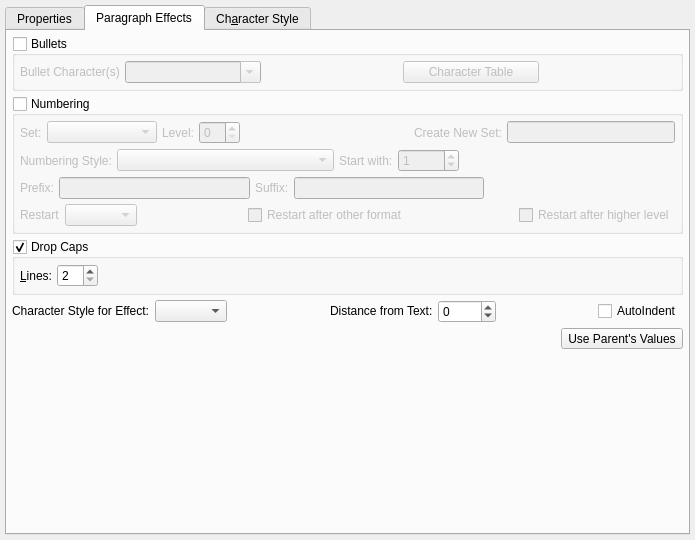
This is scribus/ui/smpstylewidget.ui in scribusproject/scribus as Qt 5 draws it before an edit. The edited form follows.
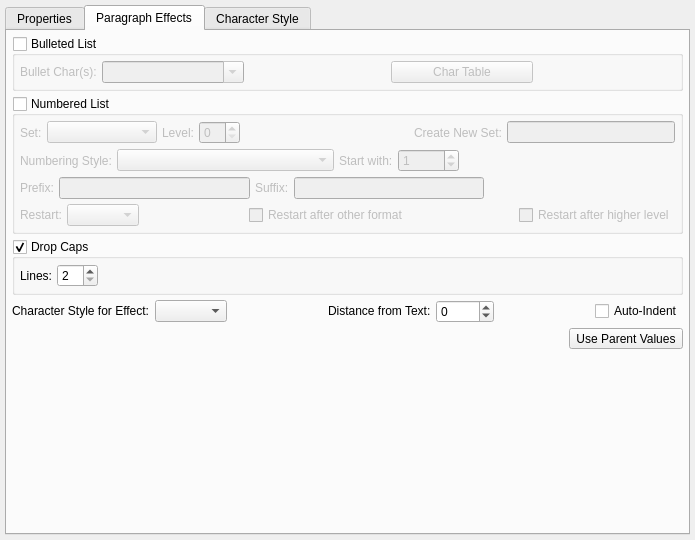
This is the edited form. The open tabs and pages were chosen to show the change. Custom widgets are drawn as their Qt base class.

Commit message: #14299: Fix strings in PP and related numbered lists strings <FirasH>

The edit to the form file:
```diff
--- a/scribus/ui/smpstylewidget.ui
+++ b/scribus/ui/smpstylewidget.ui
@@ -702,7 +702,7 @@
           </sizepolicy>
          </property>
          <property name="title">
-          <string>Bullets</string>
+          <string>Bulleted List</string>
          </property>
          <property name="checkable">
           <bool>true</bool>
@@ -716,7 +716,7 @@
             <item>
              <widget class="QLabel" name="bulletCharLabel">
               <property name="text">
-               <string>Bullet Character(s)</string>
+               <string>Bullet Char(s):</string>
               </property>
              </widget>
             </item>
@@ -761,7 +761,7 @@
                </sizepolicy>
               </property>
               <property name="text">
-               <string>Character Table</string>
+               <string>Char Table</string>
               </property>
               <property name="checkable">
                <bool>true</bool>
@@ -795,7 +795,7 @@
           </sizepolicy>
          </property>
          <property name="title">
-          <string>Numbering</string>
+          <string>Numbered List</string>
          </property>
          <property name="checkable">
           <bool>true</bool>
@@ -960,7 +960,7 @@
                </sizepolicy>
               </property>
               <property name="text">
-               <string>Restart</string>
+               <string>Restart:</string>
               </property>
              </widget>
             </item>
@@ -1035,7 +1035,7 @@
             <item>
              <widget class="QLabel" name="dropCapsLineLabel">
               <property name="text">
-               <string>&amp;Lines:</string>
+               <string>Lines:</string>
               </property>
               <property name="buddy">
                <cstring>dropCapLines</cstring>
@@ -1143,7 +1143,7 @@
          <item>
           <widget class="SMCheckBox" name="parEffectIndentBox">
            <property name="text">
-            <string>AutoIndent</string>
+            <string>Auto-Indent</string>
            </property>
           </widget>
          </item>
@@ -1170,7 +1170,7 @@
             <bool>true</bool>
            </property>
            <property name="text">
-            <string>Use Parent's Values</string>
+            <string>Use Parent Values</string>
            </property>
           </widget>
          </item>
@@ -1196,7 +1196,7 @@
      </widget>
      <widget class="QWidget" name="tabCharacterStyle">
       <attribute name="title">
-       <string>Ch&amp;aracter Style</string>
+       <string>Character Style</string>
       </attribute>
       <layout class="QVBoxLayout">
        <property name="spacing">
```
Left out of the diff: 71 changed lines with no effect on the pictures. The commit also changes 3 other files.
